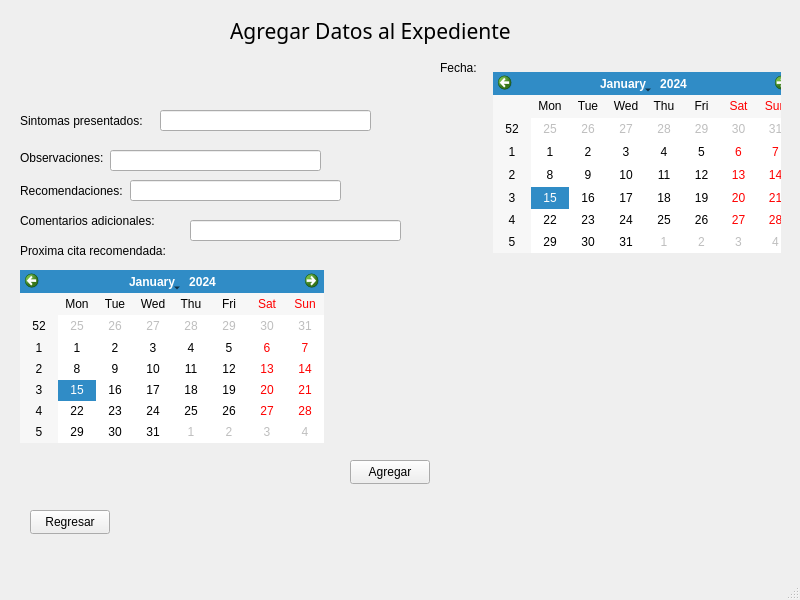
This is App_Medica/mainwindow.ui in alejandra057/App_Medica_Progra3 as Qt 5 draws it before an edit. The edited form follows.
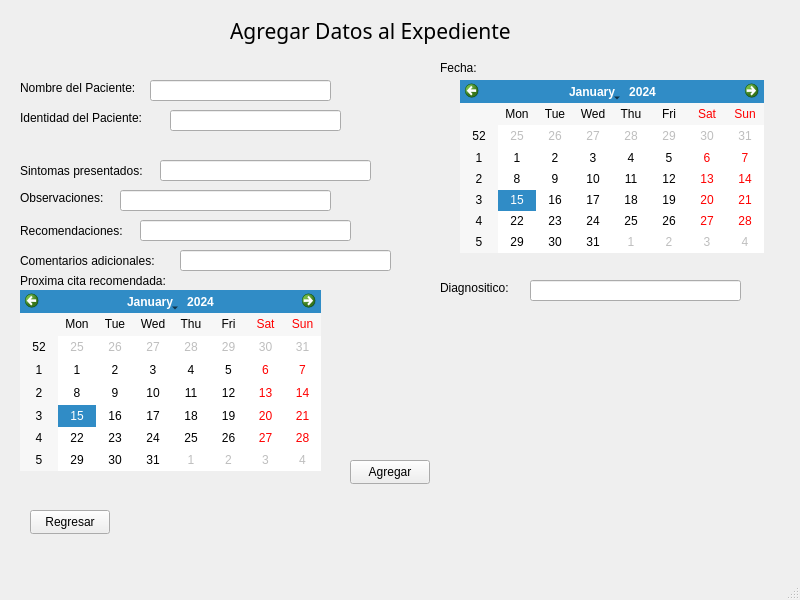
This is the edited form. The open tabs and pages were chosen to show the change.

The edit to the form file:
```diff
--- a/App_Medica/mainwindow.ui
+++ b/App_Medica/mainwindow.ui
@@ -1604,7 +1604,7 @@
       <property name="geometry">
        <rect>
         <x>40</x>
-        <y>110</y>
+        <y>160</y>
         <width>141</width>
         <height>21</height>
        </rect>
@@ -1617,7 +1617,7 @@
       <property name="geometry">
        <rect>
         <x>40</x>
-        <y>150</y>
+        <y>190</y>
         <width>91</width>
         <height>16</height>
        </rect>
@@ -1630,7 +1630,7 @@
       <property name="geometry">
        <rect>
         <x>40</x>
-        <y>180</y>
+        <y>220</y>
         <width>111</width>
         <height>21</height>
        </rect>
@@ -1643,7 +1643,7 @@
       <property name="geometry">
        <rect>
         <x>40</x>
-        <y>240</y>
+        <y>270</y>
         <width>161</width>
         <height>21</height>
        </rect>
@@ -1656,7 +1656,7 @@
       <property name="geometry">
        <rect>
         <x>40</x>
-        <y>210</y>
+        <y>250</y>
         <width>151</width>
         <height>21</height>
        </rect>
@@ -1669,7 +1669,7 @@
       <property name="geometry">
        <rect>
         <x>180</x>
-        <y>110</y>
+        <y>160</y>
         <width>211</width>
         <height>21</height>
        </rect>
@@ -1678,8 +1678,8 @@
      <widget class="QLineEdit" name="lineEdit_25">
       <property name="geometry">
        <rect>
-        <x>130</x>
-        <y>150</y>
+        <x>140</x>
+        <y>190</y>
         <width>211</width>
         <height>21</height>
        </rect>
@@ -1688,23 +1688,23 @@
      <widget class="QLineEdit" name="lineEdit_26">
       <property name="geometry">
        <rect>
-        <x>150</x>
-        <y>180</y>
-        <width>211</width>
-        <height>21</height>
-       </rect>
-      </property>
-     </widget>
-     <widget class="QLineEdit" name="lineEdit_27">
-      <property name="geometry">
-       <rect>
-        <x>210</x>
+        <x>160</x>
         <y>220</y>
         <width>211</width>
         <height>21</height>
        </rect>
       </property>
      </widget>
+     <widget class="QLineEdit" name="AdicionalComents">
+      <property name="geometry">
+       <rect>
+        <x>200</x>
+        <y>250</y>
+        <width>211</width>
+        <height>21</height>
+       </rect>
+      </property>
+     </widget>
      <widget class="QPushButton" name="pushButton_36">
       <property name="geometry">
        <rect>
@@ -1734,8 +1734,8 @@
      <widget class="QCalendarWidget" name="calendarWidget_5">
       <property name="geometry">
        <rect>
-        <x>513</x>
-        <y>72</y>
+        <x>40</x>
+        <y>290</y>
         <width>301</width>
         <height>181</height>
        </rect>
@@ -1744,13 +1744,82 @@
      <widget class="QCalendarWidget" name="calendarWidget_7">
       <property name="geometry">
        <rect>
-        <x>40</x>
-        <y>270</y>
+        <x>480</x>
+        <y>80</y>
         <width>304</width>
         <height>173</height>
        </rect>
       </property>
      </widget>
+     <widget class="QLabel" name="label_105">
+      <property name="geometry">
+       <rect>
+        <x>40</x>
+        <y>80</y>
+        <width>131</width>
+        <height>16</height>
+       </rect>
+      </property>
+      <property name="text">
+       <string>Nombre del Paciente:</string>
+      </property>
+     </widget>
+     <widget class="QLineEdit" name="NamePaciente">
+      <property name="geometry">
+       <rect>
+        <x>170</x>
+        <y>80</y>
+        <width>181</width>
+        <height>21</height>
+       </rect>
+      </property>
+     </widget>
+     <widget class="QLabel" name="label_106">
+      <property name="geometry">
+       <rect>
+        <x>40</x>
+        <y>110</y>
+        <width>141</width>
+        <height>16</height>
+       </rect>
+      </property>
+      <property name="text">
+       <string>Identidad del Paciente:</string>
+      </property>
+     </widget>
+     <widget class="QLineEdit" name="IdentidadPaciente">
+      <property name="geometry">
+       <rect>
+        <x>190</x>
+        <y>110</y>
+        <width>171</width>
+        <height>21</height>
+       </rect>
+      </property>
+     </widget>
+     <widget class="QLabel" name="label_107">
+      <property name="geometry">
+       <rect>
+        <x>460</x>
+        <y>280</y>
+        <width>81</width>
+        <height>16</height>
+       </rect>
+      </property>
+      <property name="text">
+       <string>Diagnositico:</string>
+      </property>
+     </widget>
+     <widget class="QLineEdit" name="labelDiagnostico">
+      <property name="geometry">
+       <rect>
+        <x>550</x>
+        <y>280</y>
+        <width>211</width>
+        <height>21</height>
+       </rect>
+      </property>
+     </widget>
     </widget>
     <widget class="QWidget" name="page_14">
      <widget class="QLabel" name="label_55">
```
Left out of the diff: 14 changed lines with no effect on the pictures.
